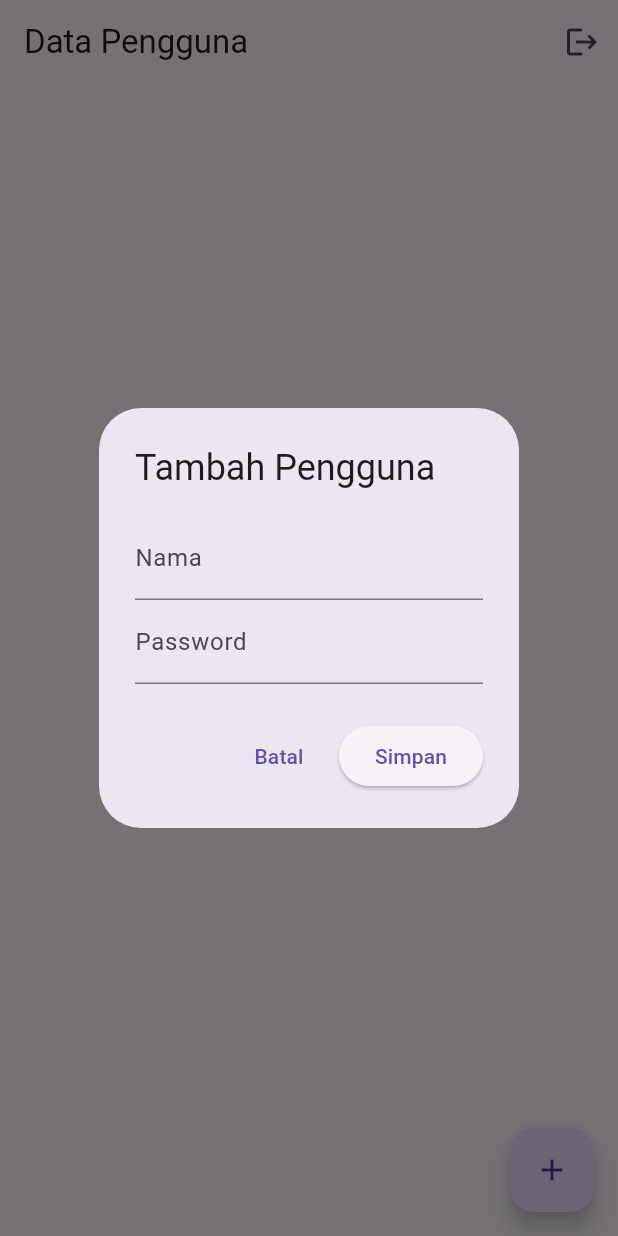
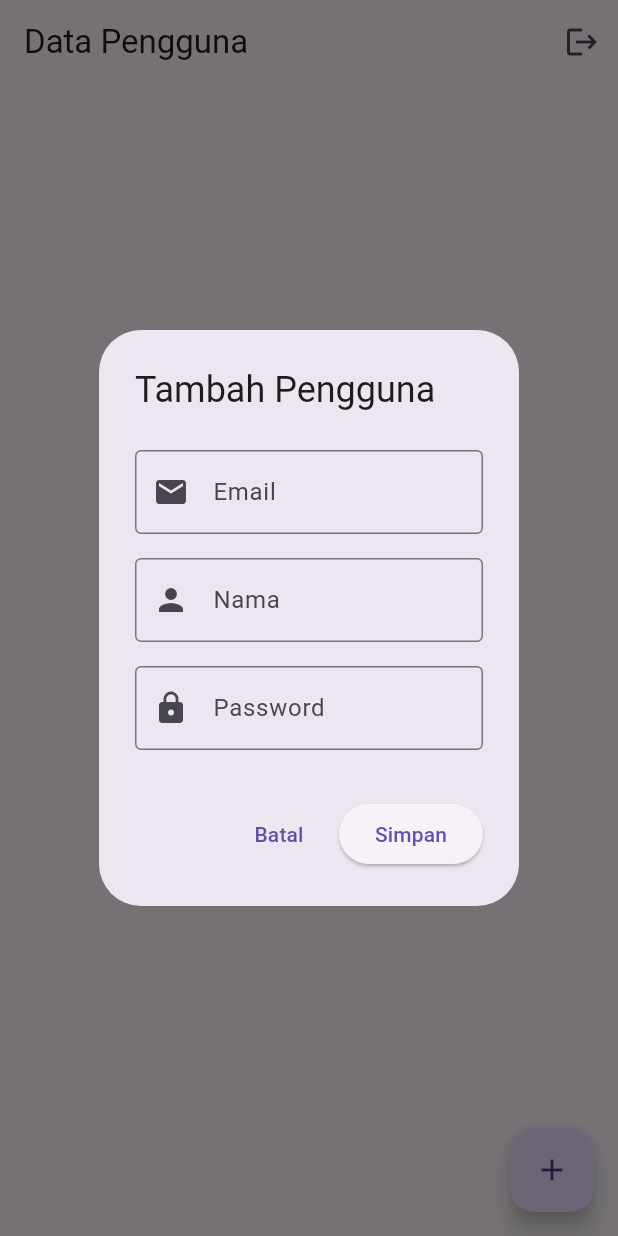
Before and after one commit to muhammadirfanabil/VelTr, a Flutter app: the screen it shows once a user with an empty profile is signed in, after a tap on the "add" icon, on a phone screen of 412 x 824 dp. Run offline on Flutter 3.47's test engine with Material 3 defaults, Android fonts, the phone set to English and light mode, and no system bars; our stand-ins replace cloud_firestore, firebase_auth, firebase_core, google_sign_in; accounts and stored records are empty.

Commit message:
feat: implement user registration and authentication features

```diff
--- a/lib/main.dart
+++ b/lib/main.dart
@@ -1,16 +1,17 @@
 import 'package:flutter/material.dart';
 import 'package:firebase_core/firebase_core.dart';
-import 'package:firebase_database/firebase_database.dart';
 import 'package:firebase_auth/firebase_auth.dart';
-import 'models/User/UserInformation.dart';
-import '../firebase_options.dart';
+
+import 'firebase_options.dart';
+import 'screens/Auth/Login.dart';
 import 'screens/Users/Index.dart';
-import 'screens/Auth/Login.dart';
 
 void main() async {
   WidgetsFlutterBinding.ensureInitialized();
-  await Firebase.initializeApp(options: DefaultFirebaseOptions.currentPlatform);
-  runApp(MyApp());
+  await Firebase.initializeApp(
+    options: DefaultFirebaseOptions.currentPlatform,
+  );
+  runApp(const MyApp());
 }
 
 class MyApp extends StatelessWidget {
@@ -21,22 +22,24 @@ class MyApp extends StatelessWidget {
     return MaterialApp(
       title: 'Aplikasi Pengguna',
       theme: ThemeData(primarySwatch: Colors.blue),
+      debugShowCheckedModeBanner: false,
       home: StreamBuilder<User?>(
         stream: FirebaseAuth.instance.authStateChanges(),
         builder: (context, snapshot) {
-          // Jika pengguna belum login, tampilkan layar login
-          if (snapshot.connectionState == ConnectionState.active) {
-            if (snapshot.data == null) {
-              return const LoginScreen();
-            } else {
-              return const UsersListScreen(); //Go to Main menu or Index
-            }
+          // Show loading while checking auth state
+          if (snapshot.connectionState == ConnectionState.waiting) {
+            return const Scaffold(
+              body: Center(child: CircularProgressIndicator()),
+            );
           }
 
-          // Tampilkan indikator loading saat memeriksa status login
-          return const Scaffold(
-            body: Center(child: CircularProgressIndicator()),
-          );
+          // If not logged in, show login screen
+          if (!snapshot.hasData) {
+            return const LoginScreen();
+          }
+
+          // If logged in, show main app screen
+          return const UsersListScreen();
         },
       ),
     );
--- a/lib/models/User/UserInformation.dart
+++ b/lib/models/User/UserInformation.dart
@@ -1,21 +1,40 @@
 import 'package:cloud_firestore/cloud_firestore.dart';
+import 'package:firebase_auth/firebase_auth.dart';
 
 class UserInformation {
-  String? id;
-  String? name;
+  String id;
+  String name;
   String emailAddress;
   String password;
   DateTime createdAt;
   DateTime updatedAt;
 
   UserInformation({
-    this.id,
-    this.name,
+    required this.id,
+    required this.name,
     required this.emailAddress,
     required this.password,
     required this.createdAt,
     required this.updatedAt,
   });
+
+  UserInformation copyWith({
+    String? id,
+    String? name,
+    String? emailAddress,
+    String? password,
+    DateTime? createdAt,
+    DateTime? updatedAt,
+  }) {
+    return UserInformation(
+      id: id ?? this.id,
+      name: name ?? this.name,
+      emailAddress: emailAddress ?? this.emailAddress,
+      password: password ?? this.password,
+      createdAt: createdAt ?? this.createdAt,
+      updatedAt: updatedAt ?? this.updatedAt,
+    );
+  }
 
   factory UserInformation.fromMap(
     Map<String, dynamic> data,
@@ -36,12 +55,42 @@ class UserInformation {
       'name': name,
       'emailAddress': emailAddress,
       'password': password,
-      'created_at': Timestamp.fromDate(
-        createdAt,
-      ), // Convert DateTime to Timestamp
-      'updated_at': Timestamp.fromDate(
-        updatedAt,
-      ), // Convert DateTime to Timestamp
+      'created_at': Timestamp.fromDate(createdAt),
+      'updated_at': Timestamp.fromDate(updatedAt),
     };
   }
+
+  /// Register user in Firebase Authentication and Firestore
+  static Future<void> registerUser({
+    required String name,
+    required String email,
+    required String password,
+  }) async {
+    try {
+      // Create user in Firebase Authentication
+      UserCredential userCredential = await FirebaseAuth.instance
+          .createUserWithEmailAndPassword(email: email, password: password);
+
+      // Get the user ID from Firebase Authentication
+      String userId = userCredential.user!.uid;
+
+      // Create a UserInformation object
+      UserInformation userInformation = UserInformation(
+        id: userId,
+        name: name,
+        emailAddress: email,
+        password: password,
+        createdAt: DateTime.now(),
+        updatedAt: DateTime.now(),
+      );
+
+      // Save user information to Firestore
+      await FirebaseFirestore.instance
+          .collection('users_information')
+          .doc(userId)
+          .set(userInformation.toMap());
+    } catch (e) {
+      throw Exception('Failed to register user: $e');
+    }
+  }
 }
--- a/lib/screens/Auth/Login.dart
+++ b/lib/screens/Auth/Login.dart
@@ -1,6 +1,5 @@
 import 'package:flutter/material.dart';
-import 'package:firebase_auth/firebase_auth.dart';
-import 'package:google_sign_in/google_sign_in.dart';
+import '../../services/Auth/AuthService.dart';
 
 class LoginScreen extends StatefulWidget {
   const LoginScreen({super.key});
@@ -24,13 +23,14 @@ class _LoginScreenState extends State<LoginScreen> {
         _error = null;
       });
       try {
-        await FirebaseAuth.instance.signInWithEmailAndPassword(
-          email: _emailController.text.trim(),
-          password: _passwordController.text.trim(),
+        await AuthService.loginWithEmail(
+          _emailController.text.trim(),
+          _passwordController.text.trim(),
         );
-        // TODO: navigate to home
-      } on FirebaseAuthException catch (e) {
-        setState(() => _error = e.message);
+        // Navigate to home screen
+        Navigator.pushReplacementNamed(context, '/home');
+      } catch (e) {
+        setState(() => _error = 'Gagal login: ${e.toString()}');
       } finally {
         setState(() => _loading = false);
       }
@@ -43,22 +43,11 @@ class _LoginScreenState extends State<LoginScreen> {
       _error = null;
     });
     try {
-      final googleUser = await GoogleSignIn().signIn();
-      if (googleUser == null) {
-        throw FirebaseAuthException(
-          code: 'ERROR_ABORTED_BY_USER',
-          message: 'Login dibatalkan',
-        );
-      }
-      final googleAuth = await googleUser.authentication;
-      final credential = GoogleAuthProvider.credential(
-        accessToken: googleAuth.accessToken,
-        idToken: googleAuth.idToken,
-      );
-      await FirebaseAuth.instance.signInWithCredential(credential);
-      // TODO: navigate to home
-    } on FirebaseAuthException catch (e) {
-      setState(() => _error = e.message);
+      await AuthService.loginWithGoogle();
+      // Navigate to home screen
+      Navigator.pushReplacementNamed(context, '/home');
+    } catch (e) {
+      setState(() => _error = 'Gagal login dengan Google: ${e.toString()}');
     } finally {
       setState(() => _loading = false);
     }
@@ -67,54 +56,74 @@ class _LoginScreenState extends State<LoginScreen> {
   @override
   Widget build(BuildContext context) {
     return Scaffold(
-      appBar: AppBar(title: const Text('Login')),
-      body: SingleChildScrollView(
+      body: Container(
+        decoration: const BoxDecoration(
+          gradient: LinearGradient(
+            colors: [Colors.blueAccent, Colors.lightBlue],
+            begin: Alignment.topCenter,
+            end: Alignment.bottomCenter,
+          ),
+        ),
+        child: SingleChildScrollView(
           padding: const EdgeInsets.all(24),
           child: Column(
             crossAxisAlignment: CrossAxisAlignment.center,
             children: [
-            const SizedBox(height: 40),
-            const Icon(Icons.lock_outline, size: 100, color: Colors.blueAccent),
+              const SizedBox(height: 80),
+              const Icon(Icons.lock_outline, size: 100, color: Colors.white),
               const SizedBox(height: 16),
               const Text(
                 'Selamat Datang 👋',
-              style: TextStyle(fontSize: 24, fontWeight: FontWeight.bold),
+                style: TextStyle(
+                  fontSize: 28,
+                  fontWeight: FontWeight.bold,
+                  color: Colors.white,
+                ),
               ),
               const Text(
                 'Silakan login terlebih dahulu',
-              style: TextStyle(color: Colors.grey),
+                style: TextStyle(color: Colors.white70),
               ),
-            const SizedBox(height: 24),
-
+              const SizedBox(height: 40),
               Form(
                 key: _formKey,
                 child: Column(
                   children: [
                     TextFormField(
                       controller: _emailController,
-                    decoration: const InputDecoration(
+                      decoration: InputDecoration(
                         labelText: 'Email',
-                      prefixIcon: Icon(Icons.email),
+                        prefixIcon: const Icon(Icons.email),
+                        filled: true,
+                        fillColor: Colors.white,
+                        border: OutlineInputBorder(
+                          borderRadius: BorderRadius.circular(10),
+                        ),
                       ),
                       validator:
                           (value) =>
                               value == null || value.isEmpty
-                                ? 'Wajib diisi'
+                                  ? 'Email wajib diisi'
                                   : null,
                       keyboardType: TextInputType.emailAddress,
                     ),
                     const SizedBox(height: 16),
                     TextFormField(
                       controller: _passwordController,
-                    decoration: const InputDecoration(
+                      decoration: InputDecoration(
                         labelText: 'Password',
-                      prefixIcon: Icon(Icons.lock),
+                        prefixIcon: const Icon(Icons.lock),
+                        filled: true,
+                        fillColor: Colors.white,
+                        border: OutlineInputBorder(
+                          borderRadius: BorderRadius.circular(10),
+                        ),
                       ),
                       obscureText: true,
                       validator:
                           (value) =>
                               value == null || value.isEmpty
-                                ? 'Wajib diisi'
+                                  ? 'Password wajib diisi'
                                   : null,
                     ),
                     const SizedBox(height: 24),
@@ -126,6 +135,10 @@ class _LoginScreenState extends State<LoginScreen> {
                           label: const Text('Login dengan Email'),
                           style: ElevatedButton.styleFrom(
                             minimumSize: const Size.fromHeight(50),
+                            backgroundColor: Colors.blueAccent,
+                            shape: RoundedRectangleBorder(
+                              borderRadius: BorderRadius.circular(10),
+                            ),
                           ),
                         ),
                     const SizedBox(height: 16),
@@ -137,6 +150,11 @@ class _LoginScreenState extends State<LoginScreen> {
                           label: const Text('Login dengan Google'),
                           style: OutlinedButton.styleFrom(
                             minimumSize: const Size.fromHeight(50),
+                            side: const BorderSide(color: Colors.white),
+                            foregroundColor: Colors.white,
+                            shape: RoundedRectangleBorder(
+                              borderRadius: BorderRadius.circular(10),
+                            ),
                           ),
                         ),
                   ],
@@ -144,9 +162,16 @@ class _LoginScreenState extends State<LoginScreen> {
               ),
               if (_error != null) ...[
                 const SizedBox(height: 20),
-              Text(_error!, style: const TextStyle(color: Colors.red)),
+                Text(
+                  _error!,
+                  style: const TextStyle(
+                    color: Colors.red,
+                    fontWeight: FontWeight.bold,
+                  ),
+                ),
               ],
             ],
+          ),
         ),
       ),
     );
--- a/lib/screens/Users/Index.dart
+++ b/lib/screens/Users/Index.dart
@@ -3,13 +3,14 @@ import 'package:flutter/material.dart';
 import 'package:firebase_auth/firebase_auth.dart';
 import '../../models/User/UserInformation.dart';
 import '../../widgets/Form/UsersForm.dart';
+import '../../services/User/UserService.dart';
 
 class UsersListScreen extends StatelessWidget {
   const UsersListScreen({super.key});
 
   @override
   Widget build(BuildContext context) {
-    final usersRef = FirebaseFirestore.instance.collection('users_information');
+    final UserService userService = UserService();
 
     return Scaffold(
       appBar: AppBar(
@@ -25,28 +26,30 @@ class UsersListScreen extends StatelessWidget {
           ),
         ],
       ),
-      body: StreamBuilder<QuerySnapshot>(
-        stream: usersRef.snapshots(),
+      body: StreamBuilder<List<UserInformation>>(
+        stream: userService.getUsers(),
         builder: (context, snapshot) {
           if (snapshot.hasError) {
             print('Error: ${snapshot.error}');
             return const Center(child: Text("Terjadi kesalahan"));
           }
-          if (!snapshot.hasData)
+          if (!snapshot.hasData) {
             return const Center(child: CircularProgressIndicator());
+          }
 
-          final docs = snapshot.data!.docs;
+          final users = snapshot.data!;
 
-          if (docs.isEmpty) return const Center(child: Text("Belum ada data"));
+          if (users.isEmpty) {
+            return const Center(child: Text("Belum ada data"));
+          }
 
           return ListView.builder(
-            itemCount: docs.length,
+            itemCount: users.length,
             itemBuilder: (context, index) {
-              final doc = docs[index];
-              final data = doc.data() as Map<String, dynamic>;
+              final user = users[index];
               return ListTile(
-                title: Text(data['name']),
-                subtitle: Text("Password: ${data['password']}"),
+                title: Text(user.name),
+                subtitle: Text("Email: ${user.emailAddress}"),
                 trailing: Row(
                   mainAxisSize: MainAxisSize.min,
                   children: [
@@ -55,17 +58,7 @@ class UsersListScreen extends StatelessWidget {
                       onPressed: () {
                         showDialog(
                           context: context,
-                          builder:
-                              (_) => UserForm(
-                                user: UserInformation(
-                                  id: doc.id,
-                                  name: data['name'],
-                                  emailAddress: data['emailAddress'],
-                                  password: data['password'],
-                                  createdAt: DateTime.now(),
-                                  updatedAt: DateTime.now(),
-                                ),
-                              ),
+                          builder: (_) => UserForm(user: user),
                         );
                       },
                     ),
@@ -78,7 +71,7 @@ class UsersListScreen extends StatelessWidget {
                               (_) => AlertDialog(
                                 title: const Text('Hapus Data'),
                                 content: Text(
-                                  'Yakin ingin menghapus ${data['emailAdress']}?',
+                                  'Yakin ingin menghapus ${user.emailAddress}?',
                                 ),
                                 actions: [
                                   TextButton(
@@ -96,10 +89,18 @@ class UsersListScreen extends StatelessWidget {
                         );
 
                         if (confirm == true) {
-                          await usersRef.doc(doc.id).delete();
-                          ScaffoldMessenger.of(context).showSnackBar(
-                            const SnackBar(content: Text("Data dihapus")),
-                          );
+                          try {
+                            await userService.deleteUser(user.id);
+                            ScaffoldMessenger.of(context).showSnackBar(
+                              const SnackBar(content: Text("Data dihapus")),
+                            );
+                          } catch (e) {
+                            ScaffoldMessenger.of(context).showSnackBar(
+                              SnackBar(
+                                content: Text("Gagal menghapus data: $e"),
+                              ),
+                            );
+                          }
                         }
                       },
                     ),
--- /dev/null
+++ b/lib/services/Auth/AuthService.dart
@@ -0,0 +1,52 @@
+import 'package:firebase_auth/firebase_auth.dart';
+import 'package:cloud_firestore/cloud_firestore.dart';
+import 'package:google_sign_in/google_sign_in.dart';
+
+class AuthService {
+  /// Login with email and password
+  static Future<UserCredential> loginWithEmail(String email, String password) {
+    return FirebaseAuth.instance.signInWithEmailAndPassword(
+      email: email,
+      password: password,
+    );
+  }
+
+  /// Login using Google Sign-In
+  static Future<UserCredential> loginWithGoogle() async {
+    final googleUser = await GoogleSignIn().signIn();
+    if (googleUser == null) throw Exception("Login dibatalkan");
+
+    final googleAuth = await googleUser.authentication;
+
+    final credential = GoogleAuthProvider.credential(
+      accessToken: googleAuth.accessToken,
+      idToken: googleAuth.idToken,
+    );
+
+    return FirebaseAuth.instance.signInWithCredential(credential);
+  }
+
+  /// Register with email and password, and save extra info to Firestore
+  static Future<UserCredential> registerWithEmail({
+    required String email,
+    required String password,
+    required String name,
+    required String address,
+    required String phoneNumber,
+  }) async {
+    final userCredential = await FirebaseAuth.instance
+        .createUserWithEmailAndPassword(email: email, password: password);
+
+    final uid = userCredential.user!.uid;
+
+    await FirebaseFirestore.instance.collection('user_information').doc(uid).set({
+      'name': name,
+      'email': email,
+      'address': address,
+      'phone_number': phoneNumber,
+      'created_at': FieldValue.serverTimestamp(),
+    });
+
+    return userCredential;
+  }
+}
--- a/lib/widgets/Form/UsersForm.dart
+++ b/lib/widgets/Form/UsersForm.dart
@@ -13,74 +13,157 @@ class UserForm extends StatefulWidget {
 
 class _UserFormState extends State<UserForm> {
   final _formKey = GlobalKey<FormState>();
-  late String _emailAddress;
-  late String _password;
   final UserService _userService = UserService();
 
   final TextEditingController _emailAddressController = TextEditingController();
+  final TextEditingController _nameController = TextEditingController();
   final TextEditingController _passwordController = TextEditingController();
+
+  bool _loading = false;
+  String? _error;
 
   @override
   void initState() {
     super.initState();
-    _emailAddress = widget.user?.emailAddress ?? '';
-    _password = widget.user?.password ?? '';
-    _emailAddressController.text = _emailAddress;
-    _passwordController.text = _password;
+    _emailAddressController.text = widget.user?.emailAddress ?? '';
+    _nameController.text = widget.user?.name ?? '';
+    _passwordController.text = widget.user?.password ?? '';
+  }
+
+  Future<void> _saveUser() async {
+    if (_formKey.currentState!.validate()) {
+      setState(() {
+        _loading = true;
+        _error = null;
+      });
+
+      final now = DateTime.now();
+      final user = UserInformation(
+        id: widget.user?.id ?? '',
+        emailAddress: _emailAddressController.text.trim(),
+        name: _nameController.text.trim(),
+        password: _passwordController.text.trim(),
+        createdAt: widget.user?.createdAt ?? now,
+        updatedAt: now,
+      );
+
+      try {
+        if (widget.user == null) {
+          await _userService.addUser(user);
+        } else {
+          await _userService.updateUser(user);
+        }
+        Navigator.of(context).pop();
+      } catch (e) {
+        setState(() {
+          _error = 'Gagal menyimpan data: $e';
+        });
+      } finally {
+        setState(() {
+          _loading = false;
+        });
+      }
+    }
   }
 
   @override
   Widget build(BuildContext context) {
     return AlertDialog(
       title: Text(widget.user == null ? 'Tambah Pengguna' : 'Edit Pengguna'),
-      content: Form(
+      content: SingleChildScrollView(
+        child: Form(
           key: _formKey,
           child: Column(
             mainAxisSize: MainAxisSize.min,
             children: [
-            TextFormField(
+              Padding(
+                padding: const EdgeInsets.symmetric(vertical: 8.0),
+                child: TextFormField(
                   controller: _emailAddressController,
-              decoration: InputDecoration(labelText: 'Nama'),
-              validator:
-                  (value) =>
-                      value == null || value.isEmpty ? 'Wajib diisi' : null,
+                  decoration: const InputDecoration(
+                    labelText: 'Email',
+                    prefixIcon: Icon(Icons.email),
+                    border: OutlineInputBorder(),
                   ),
-            TextFormField(
+                  keyboardType: TextInputType.emailAddress,
+                  validator: (value) {
+                    if (value == null || value.isEmpty) {
+                      return 'Email wajib diisi';
+                    }
+                    if (!RegExp(r'^[^@]+@[^@]+\.[^@]+').hasMatch(value)) {
+                      return 'Format email tidak valid';
+                    }
+                    return null;
+                  },
+                ),
+              ),
+              Padding(
+                padding: const EdgeInsets.symmetric(vertical: 8.0),
+                child: TextFormField(
+                  controller: _nameController,
+                  decoration: const InputDecoration(
+                    labelText: 'Nama',
+                    prefixIcon: Icon(Icons.person),
+                    border: OutlineInputBorder(),
+                  ),
+                  keyboardType: TextInputType.name,
+                  validator: (value) {
+                    if (value == null || value.isEmpty) {
+                      return 'Nama wajib diisi';
+                    }
+                    if (!RegExp(r'^[^@]+@[^@]+\.[^@]+').hasMatch(value)) {
+                      return 'Format nama tidak valid';
+                    }
+                    return null;
+                  },
+                ),
+              ),
+              Padding(
+                padding: const EdgeInsets.symmetric(vertical: 8.0),
+                child: TextFormField(
                   controller: _passwordController,
-              decoration: InputDecoration(labelText: 'Password'),
+                  decoration: const InputDecoration(
+                    labelText: 'Password',
+                    prefixIcon: Icon(Icons.lock),
+                    border: OutlineInputBorder(),
+                  ),
                   obscureText: true,
-              validator:
-                  (value) =>
-                      value == null || value.isEmpty ? 'Wajib diisi' : null,
+                  validator: (value) {
+                    if (value == null || value.isEmpty) {
+                      return 'Password wajib diisi';
+                    }
+                    if (value.length < 6) {
+                      return 'Password minimal 6 karakter';
+                    }
+                    return null;
+                  },
+                ),
+              ),
+              if (_error != null)
+                Padding(
+                  padding: const EdgeInsets.symmetric(vertical: 8.0),
+                  child: Text(
+                    _error!,
+                    style: const TextStyle(color: Colors.red),
+                  ),
                 ),
             ],
+          ),
         ),
       ),
       actions: [
         TextButton(
           onPressed: () => Navigator.of(context).pop(),
-          child: Text('Batal'),
+          child: const Text('Batal'),
         ),
         ElevatedButton(
-          onPressed: () {
-            if (_formKey.currentState!.validate()) {
-              final now = DateTime.now();
-              final user = UserInformation(
-                id: widget.user?.id,
-                emailAddress: _emailAddressController.text.trim(),
-                password: _passwordController.text.trim(),
-                createdAt: widget.user?.createdAt ?? now,
-                updatedAt: now,
-              );
-              if (widget.user == null) {
-                _userService.addUser(user);
-              } else {
-                _userService.updateUser(user);
-              }
-              Navigator.of(context).pop();
-            }
-          },
-          child: Text('Simpan'),
+          onPressed: _loading ? null : _saveUser,
+          child:
+              _loading
+                  ? const CircularProgressIndicator(
+                    valueColor: AlwaysStoppedAnimation<Color>(Colors.white),
+                  )
+                  : const Text('Simpan'),
         ),
       ],
     );
```
Also changed, not shown: lib/screens/Auth/Register.dart (added, +106 -0 lines), lib/services/User/UserService.dart (+41 -9 lines), 1 other file. Lines whose indentation alone changed are shown as unchanged.
